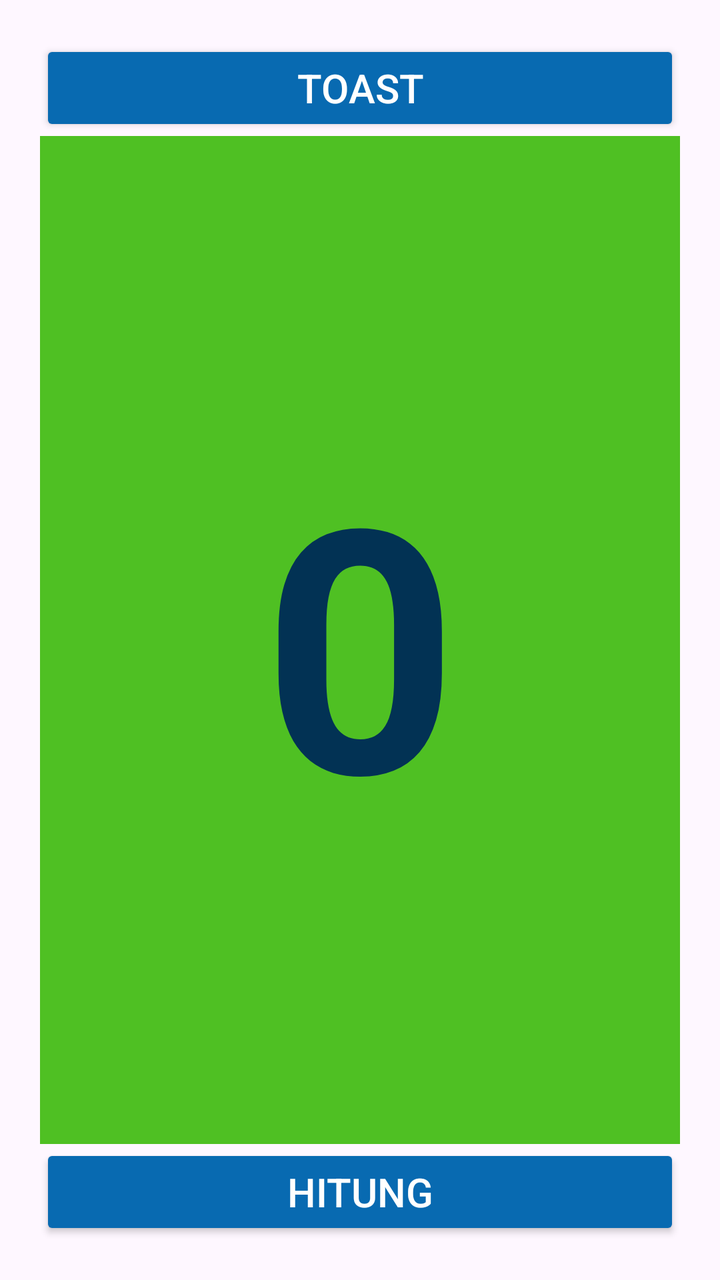
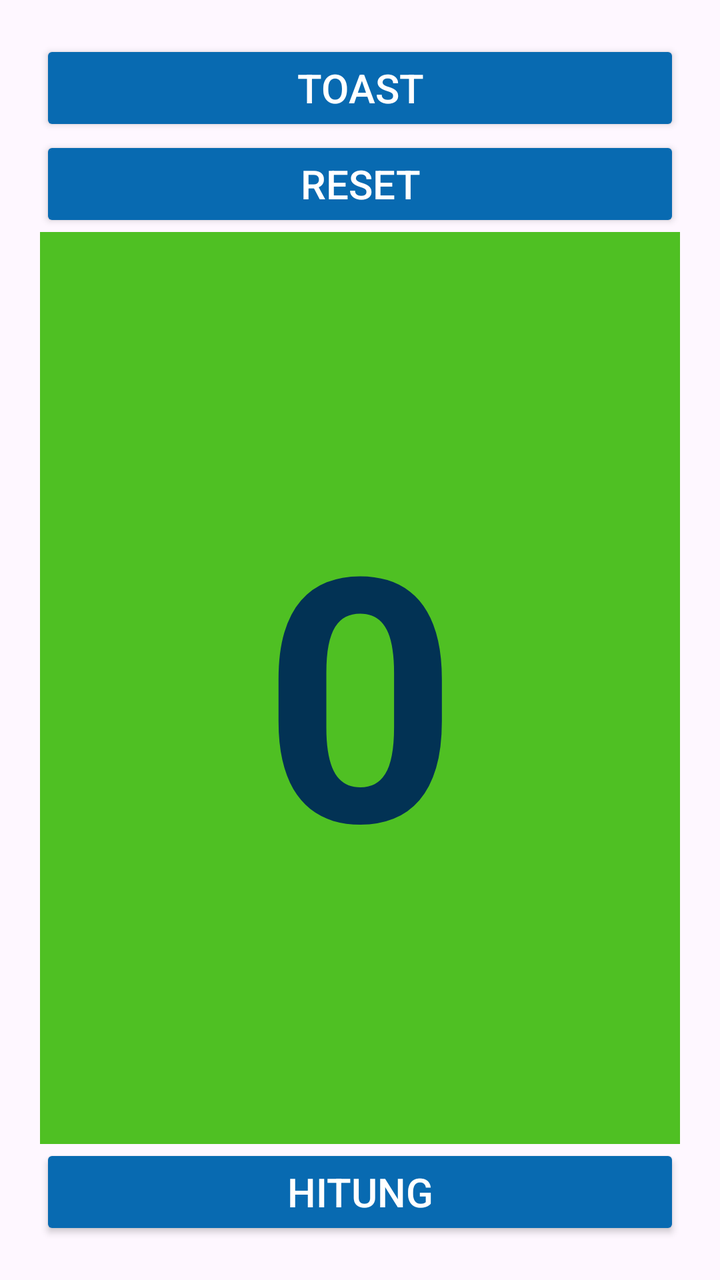

An Android layout rendered at two revisions. The XML below is the earlier revision; the diff shows what the commit changed to produce the second picture.
<!-- AndroidManifest.xml: application theme Theme.Project_Minus_1 -->
<!-- res/layout/activity_main.xml -->
<?xml version="1.0" encoding="utf-8"?>
<LinearLayout xmlns:android="http://schemas.android.com/apk/res/android"
    xmlns:tools="http://schemas.android.com/tools"
    android:id="@+id/main"
    android:layout_width="match_parent"
    android:layout_height="match_parent"
    android:orientation="vertical"
    android:padding="20dp"
    tools:context=".MainActivity">


    <Button
        android:id="@+id/button"
        style="@style/Widget.AppCompat.Button"
        android:layout_width="match_parent"
        android:layout_height="wrap_content"
        android:backgroundTint="@color/biru"
        android:text="@string/toast"
        android:onClick="showToast"
        android:textSize="20sp" />


    <TextView
        android:id="@+id/text"
        android:layout_width="match_parent"
        android:layout_height="0dp"
        android:layout_weight="1"
        android:layout_gravity="center"
        android:gravity="center"
        android:background="#E43BBA09"
        android:text="@string/angka"
        android:textColor="@color/biruTuaBanget"
        android:textStyle="bold"
        android:textSize="170sp" />


    <Button
        android:id="@+id/button2"
        android:onClick="countUp"
        style="@style/Widget.AppCompat.Button"
        android:layout_width="match_parent"
        android:layout_height="wrap_content"
        android:backgroundTint="@color/hijau"
        android:backgroundTintMode="add"
        android:text="@string/hitung"
        android:textSize="20sp" />

</LinearLayout>
<!-- resources referenced by this layout -->
<resources>
  <color name="biru">#086AB1</color>
  <color name="biruTuaBanget">#023254</color>
  <color name="hijau">#0A9907</color>
  <string name="angka">0</string>
  <string name="hitung">HITUNG</string>
  <string name="toast">TOAST</string>
  <style name="Theme.Project_Minus_1" parent="Base.Theme.Project_Minus_1" />
  <style name="Base.Theme.Project_Minus_1" parent="Theme.Material3.DayNight.NoActionBar">
  
          
  
          
          <item name="colorPrimary">@color/biru </item>
          <item name="colorPrimaryVariant"> @color/biruMuda </item>
          <item name="colorOnPrimary">@color/putih </item>"
  
          
          <item name="colorSecondary">@color/hijau </item>
          <item name="colorSecondaryVariant">@color/hijauMuda </item>
          <item name="colorOnSecondary">@color/putih </item>
  
          
          <item name="android:statusBarColor">?attr/colorPrimaryVariant</item>
  
  
          
      </style>
  <color name="biruMuda">#0DAEFD</color>
  <color name="putih">#FFFFFFFF</color>
  <color name="hijauMuda">#5FD70B</color>
</resources>

<!-- the commit's change to res/layout/activity_main.xml (unified diff, before → after) -->
@@ -19,6 +19,16 @@
         android:onClick="showToast"
         android:textSize="20sp" />
 
+
+    <Button
+        android:id="@+id/button3"
+        style="@style/Widget.AppCompat.Button"
+        android:layout_width="match_parent"
+        android:layout_height="wrap_content"
+        android:backgroundTint="@color/biru"
+        android:text="@string/reset"
+        android:onClick="showReset"
+        android:textSize="20sp" />
 
     <TextView
         android:id="@+id/text"
<!-- resource entries referenced after the edit -->
@@ -5,6 +5,7 @@
   <color name="hijau">#0A9907</color>
   <string name="angka">0</string>
   <string name="hitung">HITUNG</string>
+  <string name="reset">Reset</string>
   <string name="toast">TOAST</string>
   <style name="Theme.Project_Minus_1" parent="Base.Theme.Project_Minus_1" />
   <style name="Base.Theme.Project_Minus_1" parent="Theme.Material3.DayNight.NoActionBar">
